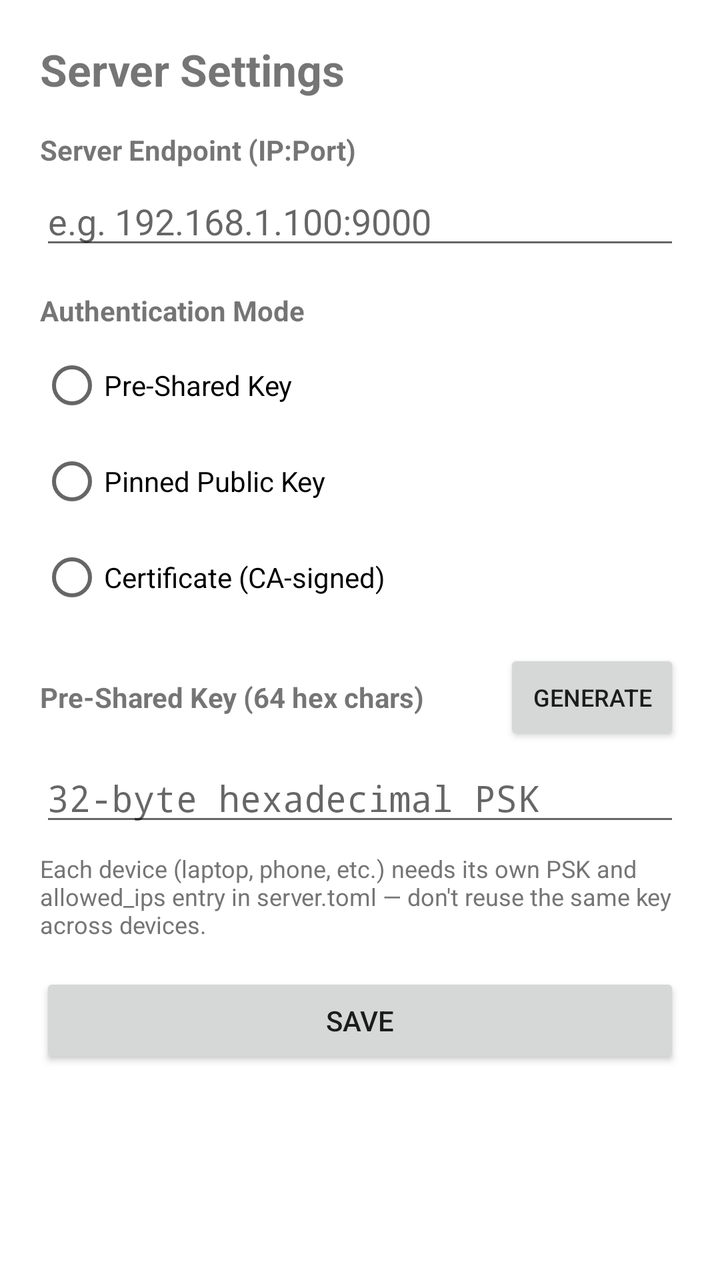
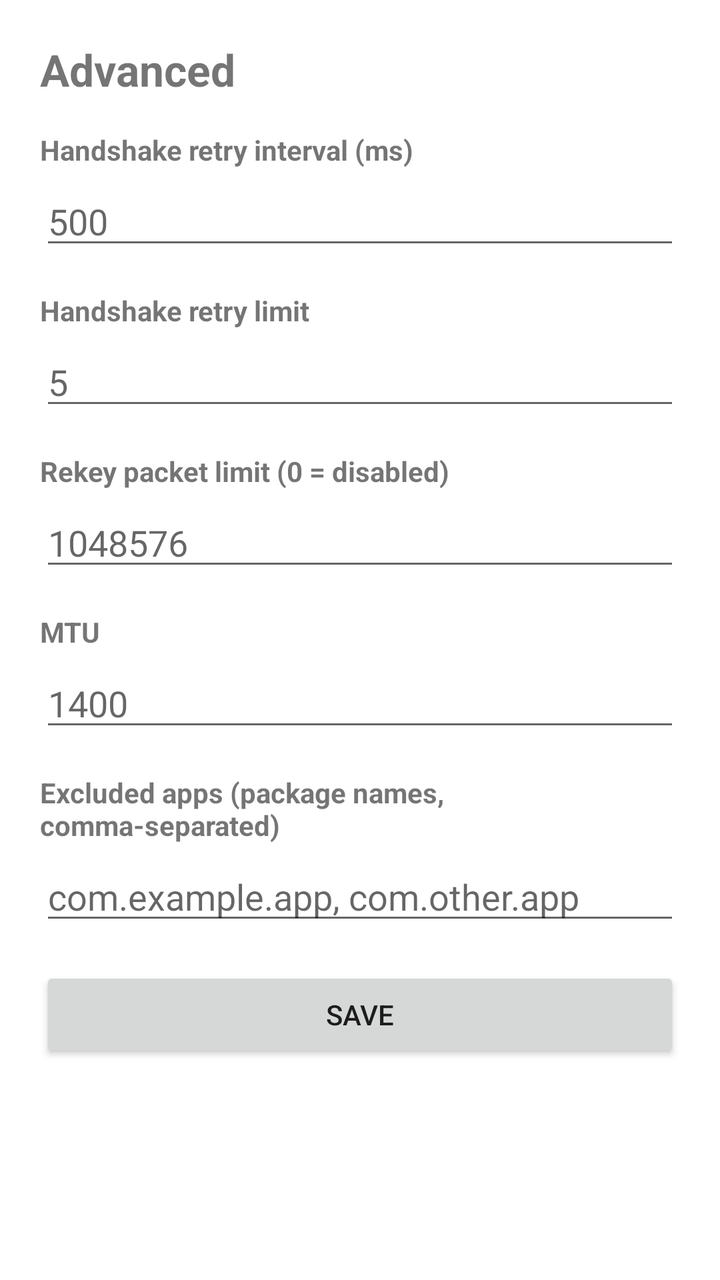

The first picture is an Android layout as it rendered before a commit; the second is the same layout after the commit. The layout source and the unified diff follow.
<!-- AndroidManifest.xml: application theme Theme.RvpnClient -->
<!-- res/layout/section_advanced.xml -->
<?xml version="1.0" encoding="utf-8"?>
<ScrollView xmlns:android="http://schemas.android.com/apk/res/android"
    android:layout_width="match_parent"
    android:layout_height="match_parent"
    android:padding="20dp"
    android:fillViewport="true">

    <LinearLayout
        android:layout_width="match_parent"
        android:layout_height="wrap_content"
        android:orientation="vertical">

        <TextView android:layout_width="wrap_content" android:layout_height="wrap_content"
            android:text="Server Settings" android:textSize="22sp" android:textStyle="bold"
            android:layout_marginBottom="16dp" />

        <TextView android:layout_width="wrap_content" android:layout_height="wrap_content"
            android:text="Server Endpoint (IP:Port)" android:textStyle="bold"
            android:layout_marginBottom="4dp" />
        <EditText android:id="@+id/serverInput" android:layout_width="match_parent"
            android:layout_height="wrap_content" android:hint="e.g. 192.168.1.100:9000"
            android:inputType="textUri" android:layout_marginBottom="16dp" />

        <TextView android:layout_width="wrap_content" android:layout_height="wrap_content"
            android:text="Authentication Mode" android:textStyle="bold"
            android:layout_marginBottom="4dp" />
        <RadioGroup android:id="@+id/authModeGroup" android:layout_width="match_parent"
            android:layout_height="wrap_content" android:orientation="vertical"
            android:layout_marginBottom="12dp">
            <RadioButton android:id="@+id/radioPsk" android:layout_width="wrap_content"
                android:layout_height="wrap_content" android:text="Pre-Shared Key" />
            <RadioButton android:id="@+id/radioPinnedKey" android:layout_width="wrap_content"
                android:layout_height="wrap_content" android:text="Pinned Public Key" />
            <RadioButton android:id="@+id/radioCertificate" android:layout_width="wrap_content"
                android:layout_height="wrap_content" android:text="Certificate (CA-signed)" />
        </RadioGroup>

        
        <LinearLayout android:id="@+id/pskGroup" android:layout_width="match_parent"
            android:layout_height="wrap_content" android:orientation="vertical">
            <LinearLayout
                android:layout_width="match_parent"
                android:layout_height="wrap_content"
                android:orientation="horizontal"
                android:gravity="center_vertical"
                android:layout_marginBottom="4dp">
                <TextView android:layout_width="0dp" android:layout_height="wrap_content"
                    android:layout_weight="1"
                    android:text="Pre-Shared Key (64 hex chars)" android:textStyle="bold" />
                <Button android:id="@+id/generatePskButton" android:layout_width="wrap_content"
                    android:layout_height="wrap_content" android:text="Generate"
                    android:textSize="12sp" />
            </LinearLayout>
            <EditText android:id="@+id/pskInput" android:layout_width="match_parent"
                android:layout_height="wrap_content" android:hint="32-byte hexadecimal PSK"
                android:fontFamily="monospace" android:inputType="textNoSuggestions"
                android:layout_marginBottom="8dp" />
            <TextView android:layout_width="wrap_content" android:layout_height="wrap_content"
                android:text="Each device (laptop, phone, etc.) needs its own PSK and allowed_ips entry in server.toml — don't reuse the same key across devices."
                android:textSize="12sp" android:textColor="#757575"
                android:layout_marginBottom="16dp" />
        </LinearLayout>

        
        <LinearLayout android:id="@+id/pinnedKeyGroup" android:layout_width="match_parent"
            android:layout_height="wrap_content" android:orientation="vertical"
            android:visibility="gone">
            <TextView android:layout_width="wrap_content" android:layout_height="wrap_content"
                android:text="This Device's Identity Seed (64 hex chars)" android:textStyle="bold"
                android:layout_marginBottom="4dp" />
            <EditText android:id="@+id/identitySeedInput" android:layout_width="match_parent"
                android:layout_height="wrap_content" android:hint="32-byte hex seed"
                android:fontFamily="monospace" android:inputType="textNoSuggestions"
                android:layout_marginBottom="12dp" />

            <TextView android:layout_width="wrap_content" android:layout_height="wrap_content"
                android:text="Server's Public Key (64 hex chars)" android:textStyle="bold"
                android:layout_marginBottom="4dp" />
            <EditText android:id="@+id/peerPublicKeyInput" android:layout_width="match_parent"
                android:layout_height="wrap_content" android:hint="32-byte hex public key"
                android:fontFamily="monospace" android:inputType="textNoSuggestions"
                android:layout_marginBottom="8dp" />
            <TextView android:layout_width="wrap_content" android:layout_height="wrap_content"
                android:text="Generate identities with `cargo run -p rvpn-crypto --example gen_ca_and_cert` (or a raw keypair tool) on your PC. The server must list this device's public key as one of its peers."
                android:textSize="12sp" android:textColor="#757575"
                android:layout_marginBottom="16dp" />
        </LinearLayout>

        
        <LinearLayout android:id="@+id/certificateGroup" android:layout_width="match_parent"
            android:layout_height="wrap_content" android:orientation="vertical"
            android:visibility="gone">
            <TextView android:layout_width="wrap_content" android:layout_height="wrap_content"
                android:text="This Device's Identity Seed (64 hex chars)" android:textStyle="bold"
                android:layout_marginBottom="4dp" />
            <EditText android:id="@+id/certIdentitySeedInput" android:layout_width="match_parent"
                android:layout_height="wrap_content" android:hint="32-byte hex seed"
                android:fontFamily="monospace" android:inputType="textNoSuggestions"
                android:layout_marginBottom="12dp" />

            <TextView android:layout_width="wrap_content" android:layout_height="wrap_content"
                android:text="This Device's Certificate (224 hex chars)" android:textStyle="bold"
                android:layout_marginBottom="4dp" />
            <EditText android:id="@+id/certificateInput" android:layout_width="match_parent"
                android:layout_height="wrap_content" android:hint="112-byte hex certificate"
                android:fontFamily="monospace" android:inputType="textNoSuggestions"
                android:layout_marginBottom="12dp" />

            <TextView android:layout_width="wrap_content" android:layout_height="wrap_content"
                android:text="CA Public Key (64 hex chars)" android:textStyle="bold"
                android:layout_marginBottom="4dp" />
            <EditText android:id="@+id/caPublicKeyInput" android:layout_width="match_parent"
                android:layout_height="wrap_content" android:hint="32-byte hex public key"
                android:fontFamily="monospace" android:inputType="textNoSuggestions"
                android:layout_marginBottom="8dp" />
            <TextView android:layout_width="wrap_content" android:layout_height="wrap_content"
                android:text="Any device holding a certificate signed by this CA can connect — the server does not need to list it individually."
                android:textSize="12sp" android:textColor="#757575"
                android:layout_marginBottom="16dp" />
        </LinearLayout>

        <Button android:id="@+id/saveServerButton" android:layout_width="match_parent"
            android:layout_height="wrap_content" android:text="Save" />

    </LinearLayout>
</ScrollView>
<!-- resources referenced by this layout -->
<resources>
  <style name="Theme.RvpnClient" parent="Theme.MaterialComponents.DayNight.DarkActionBar">
          <item name="colorPrimary">#1976D2</item>
          <item name="colorPrimaryVariant">#0D47A1</item>
          <item name="colorOnPrimary">#FFFFFF</item>
      </style>
</resources>

<!-- the commit's change to res/layout/section_advanced.xml (unified diff, before → after) -->
@@ -11,115 +11,44 @@
         android:orientation="vertical">
 
         <TextView android:layout_width="wrap_content" android:layout_height="wrap_content"
-            android:text="Server Settings" android:textSize="22sp" android:textStyle="bold"
+            android:text="Advanced" android:textSize="22sp" android:textStyle="bold"
             android:layout_marginBottom="16dp" />
 
         <TextView android:layout_width="wrap_content" android:layout_height="wrap_content"
-            android:text="Server Endpoint (IP:Port)" android:textStyle="bold"
+            android:text="Handshake retry interval (ms)" android:textStyle="bold"
             android:layout_marginBottom="4dp" />
-        <EditText android:id="@+id/serverInput" android:layout_width="match_parent"
-            android:layout_height="wrap_content" android:hint="e.g. 192.168.1.100:9000"
-            android:inputType="textUri" android:layout_marginBottom="16dp" />
+        <EditText android:id="@+id/retryIntervalInput" android:layout_width="match_parent"
+            android:layout_height="wrap_content" android:hint="500" android:inputType="number"
+            android:layout_marginBottom="16dp" />
 
         <TextView android:layout_width="wrap_content" android:layout_height="wrap_content"
-            android:text="Authentication Mode" android:textStyle="bold"
+            android:text="Handshake retry limit" android:textStyle="bold"
             android:layout_marginBottom="4dp" />
-        <RadioGroup android:id="@+id/authModeGroup" android:layout_width="match_parent"
-            android:layout_height="wrap_content" android:orientation="vertical"
-            android:layout_marginBottom="12dp">
-            <RadioButton android:id="@+id/radioPsk" android:layout_width="wrap_content"
-                android:layout_height="wrap_content" android:text="Pre-Shared Key" />
-            <RadioButton android:id="@+id/radioPinnedKey" android:layout_width="wrap_content"
-                android:layout_height="wrap_content" android:text="Pinned Public Key" />
-            <RadioButton android:id="@+id/radioCertificate" android:layout_width="wrap_content"
-                android:layout_height="wrap_content" android:text="Certificate (CA-signed)" />
-        </RadioGroup>
+        <EditText android:id="@+id/retryLimitInput" android:layout_width="match_parent"
+            android:layout_height="wrap_content" android:hint="5" android:inputType="number"
+            android:layout_marginBottom="16dp" />
 
-        
-        <LinearLayout android:id="@+id/pskGroup" android:layout_width="match_parent"
-            android:layout_height="wrap_content" android:orientation="vertical">
-            <LinearLayout
-                android:layout_width="match_parent"
-                android:layout_height="wrap_content"
-                android:orientation="horizontal"
-                android:gravity="center_vertical"
-                android:layout_marginBottom="4dp">
-                <TextView android:layout_width="0dp" android:layout_height="wrap_content"
-                    android:layout_weight="1"
-                    android:text="Pre-Shared Key (64 hex chars)" android:textStyle="bold" />
-                <Button android:id="@+id/generatePskButton" android:layout_width="wrap_content"
-                    android:layout_height="wrap_content" android:text="Generate"
-                    android:textSize="12sp" />
-            </LinearLayout>
-            <EditText android:id="@+id/pskInput" android:layout_width="match_parent"
-                android:layout_height="wrap_content" android:hint="32-byte hexadecimal PSK"
-                android:fontFamily="monospace" android:inputType="textNoSuggestions"
-                android:layout_marginBottom="8dp" />
-            <TextView android:layout_width="wrap_content" android:layout_height="wrap_content"
-                android:text="Each device (laptop, phone, etc.) needs its own PSK and allowed_ips entry in server.toml — don't reuse the same key across devices."
-                android:textSize="12sp" android:textColor="#757575"
-                android:layout_marginBottom="16dp" />
-        </LinearLayout>
+        <TextView android:layout_width="wrap_content" android:layout_height="wrap_content"
+            android:text="Rekey packet limit (0 = disabled)" android:textStyle="bold"
+            android:layout_marginBottom="4dp" />
+        <EditText android:id="@+id/rekeyLimitInput" android:layout_width="match_parent"
+            android:layout_height="wrap_content" android:hint="1048576" android:inputType="number"
+            android:layout_marginBottom="16dp" />
 
-        
-        <LinearLayout android:id="@+id/pinnedKeyGroup" android:layout_width="match_parent"
-            android:layout_height="wrap_content" android:orientation="vertical"
-            android:visibility="gone">
-            <TextView android:layout_width="wrap_content" android:layout_height="wrap_content"
-                android:text="This Device's Identity Seed (64 hex chars)" android:textStyle="bold"
-                android:layout_marginBottom="4dp" />
-            <EditText android:id="@+id/identitySeedInput" android:layout_width="match_parent"
-                android:layout_height="wrap_content" android:hint="32-byte hex seed"
-                android:fontFamily="monospace" android:inputType="textNoSuggestions"
-                android:layout_marginBottom="12dp" />
+        <TextView android:layout_width="wrap_content" android:layout_height="wrap_content"
+            android:text="MTU" android:textStyle="bold" android:layout_marginBottom="4dp" />
+        <EditText android:id="@+id/mtuInput" android:layout_width="match_parent"
+            android:layout_height="wrap_content" android:hint="1400" android:inputType="number"
+            android:layout_marginBottom="16dp" />
 
-            <TextView android:layout_width="wrap_content" android:layout_height="wrap_content"
-                android:text="Server's Public Key (64 hex chars)" android:textStyle="bold"
-                android:layout_marginBottom="4dp" />
-            <EditText android:id="@+id/peerPublicKeyInput" android:layout_width="match_parent"
-                android:layout_height="wrap_content" android:hint="32-byte hex public key"
-                android:fontFamily="monospace" android:inputType="textNoSuggestions"
-                android:layout_marginBottom="8dp" />
-            <TextView android:layout_width="wrap_content" android:layout_height="wrap_content"
-                android:text="Generate identities with `cargo run -p rvpn-crypto --example gen_ca_and_cert` (or a raw keypair tool) on your PC. The server must list this device's public key as one of its peers."
-                android:textSize="12sp" android:textColor="#757575"
-                android:layout_marginBottom="16dp" />
-        </LinearLayout>
+        <TextView android:layout_width="wrap_content" android:layout_height="wrap_content"
+            android:text="Excluded apps (package names, comma-separated)" android:textStyle="bold"
+            android:layout_marginBottom="4dp" />
+        <EditText android:id="@+id/excludedAppsInput" android:layout_width="match_parent"
+            android:layout_height="wrap_content" android:hint="com.example.app, com.other.app"
+            android:inputType="textMultiLine" android:layout_marginBottom="16dp" />
 
-        
-        <LinearLayout android:id="@+id/certificateGroup" android:layout_width="match_parent"
-            android:layout_height="wrap_content" android:orientation="vertical"
-            android:visibility="gone">
-            <TextView android:layout_width="wrap_content" android:layout_height="wrap_content"
-                android:text="This Device's Identity Seed (64 hex chars)" android:textStyle="bold"
-                android:layout_marginBottom="4dp" />
-            <EditText android:id="@+id/certIdentitySeedInput" android:layout_width="match_parent"
-                android:layout_height="wrap_content" android:hint="32-byte hex seed"
-                android:fontFamily="monospace" android:inputType="textNoSuggestions"
-                android:layout_marginBottom="12dp" />
-
-            <TextView android:layout_width="wrap_content" android:layout_height="wrap_content"
-                android:text="This Device's Certificate (224 hex chars)" android:textStyle="bold"
-                android:layout_marginBottom="4dp" />
-            <EditText android:id="@+id/certificateInput" android:layout_width="match_parent"
-                android:layout_height="wrap_content" android:hint="112-byte hex certificate"
-                android:fontFamily="monospace" android:inputType="textNoSuggestions"
-                android:layout_marginBottom="12dp" />
-
-            <TextView android:layout_width="wrap_content" android:layout_height="wrap_content"
-                android:text="CA Public Key (64 hex chars)" android:textStyle="bold"
-                android:layout_marginBottom="4dp" />
-            <EditText android:id="@+id/caPublicKeyInput" android:layout_width="match_parent"
-                android:layout_height="wrap_content" android:hint="32-byte hex public key"
-                android:fontFamily="monospace" android:inputType="textNoSuggestions"
-                android:layout_marginBottom="8dp" />
-            <TextView android:layout_width="wrap_content" android:layout_height="wrap_content"
-                android:text="Any device holding a certificate signed by this CA can connect — the server does not need to list it individually."
-                android:textSize="12sp" android:textColor="#757575"
-                android:layout_marginBottom="16dp" />
-        </LinearLayout>
-
-        <Button android:id="@+id/saveServerButton" android:layout_width="match_parent"
+        <Button android:id="@+id/saveAdvancedButton" android:layout_width="match_parent"
             android:layout_height="wrap_content" android:text="Save" />
 
     </LinearLayout>
